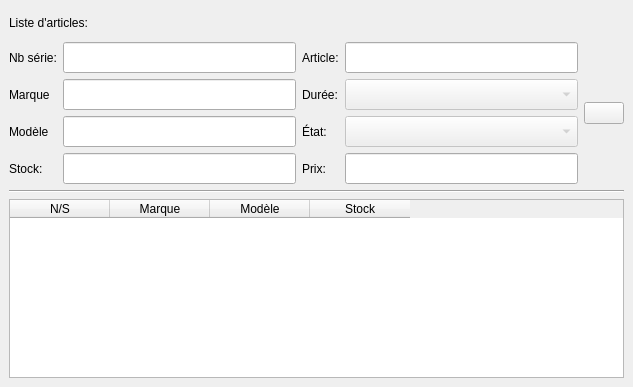
LPOdev/Sploks, file sploks/views/contract_items.ui: the form before one commit.
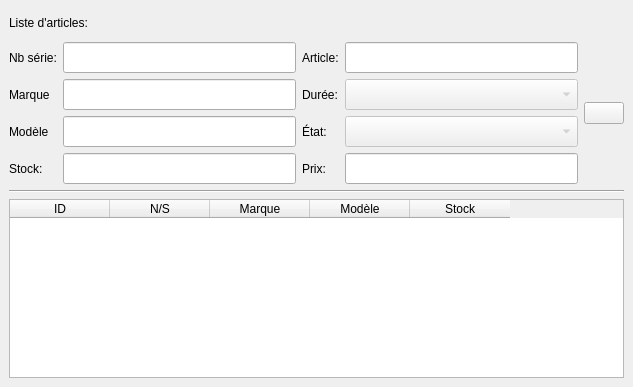
The form after the commit. Icons and pictures are not drawn.

What changed in the file:
```diff
--- a/sploks/views/contract_items.ui
+++ b/sploks/views/contract_items.ui
@@ -369,6 +369,11 @@
         <attribute name="verticalHeaderHighlightSections">
          <bool>false</bool>
         </attribute>
+        <column>
+         <property name="text">
+          <string>ID</string>
+         </property>
+        </column>
         <column>
          <property name="text">
           <string>N/S</string>
```
